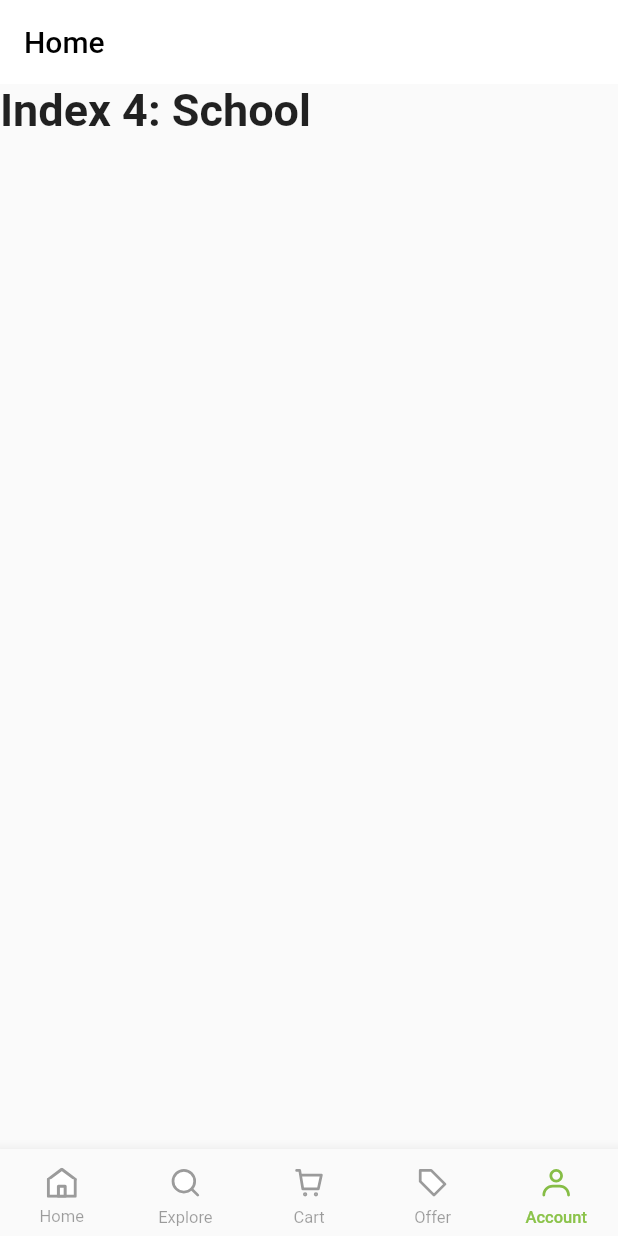
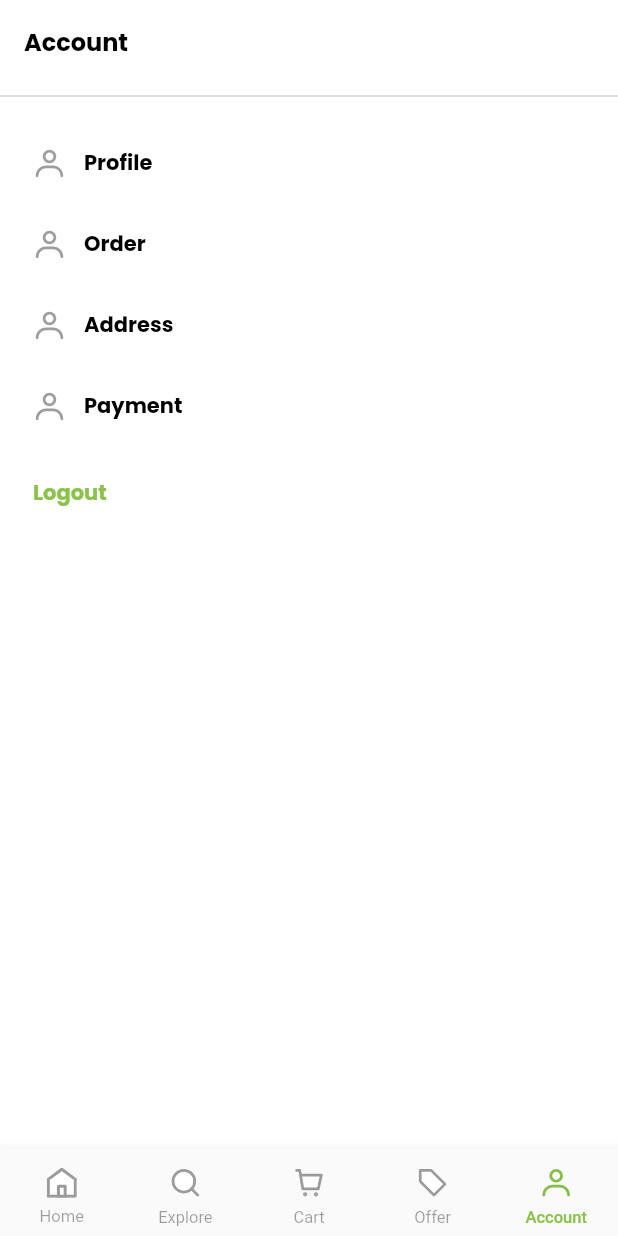
Before and after one commit to rjkalola/flutter_ecommerce, a Flutter app: the DashboardScreen screen opened directly, item 5 of the bottom bar chosen, on a phone screen of 412 x 824 dp. Run offline on Flutter 3.47's test engine with Material 2 defaults, Android fonts, the phone set to English and light mode, and no system bars; our stand-ins replace cached_network_image, flutter_rating_bar, flutter_svg, fluttertoast, form_field_validator, lazy_load_scrollview and 3 more; missing offline and left inert: dart:ffi; accounts and stored records are empty; network calls fail.

Commit message:
no message

```diff
--- /dev/null
+++ b/lib/account_tab.dart
@@ -0,0 +1,136 @@
+import 'package:flutter/material.dart';
+import 'package:flutter_svg/svg.dart';
+
+class AccountTab extends StatefulWidget {
+  const AccountTab({Key? key}) : super(key: key);
+
+  @override
+  AccountTabState createState() => AccountTabState();
+}
+
+class AccountTabState extends State<AccountTab> {
+  @override
+  Widget build(BuildContext context) {
+    return Scaffold(
+      backgroundColor: Colors.white,
+      body: Container(
+        child: ListView(
+          scrollDirection: Axis.vertical,
+          children: [
+            Divider(
+              color: Colors.black26,
+            ),
+            Padding(
+              padding: const EdgeInsets.fromLTRB(22, 26, 24, 10),
+              child: Row(
+                children: [
+                  SvgPicture.asset(
+                    'assets/images/ic_account_tab.svg',
+                    width: 22,
+                    color: Colors.black38,
+                  ),
+                  Padding(
+                    padding: const EdgeInsets.only(left: 12),
+                    child: Text(
+                      "Profile",
+                      style: TextStyle(
+                        fontSize: 14,
+                        color: Colors.black,
+                        fontWeight: FontWeight.bold,
+                        fontFamily: 'Poppins',
+                      ),
+                    ),
+                  )
+                ],
+              ),
+            ),
+            Padding(
+              padding: const EdgeInsets.fromLTRB(22, 22, 24, 10),
+              child: Row(
+                children: [
+                  SvgPicture.asset(
+                    'assets/images/ic_account_tab.svg',
+                    width: 22,
+                    color: Colors.black38,
+                  ),
+                  Padding(
+                    padding: const EdgeInsets.only(left: 12),
+                    child: Text(
+                      "Order",
+                      style: TextStyle(
+                        fontSize: 14,
+                        color: Colors.black,
+                        fontWeight: FontWeight.bold,
+                        fontFamily: 'Poppins',
+                      ),
+                    ),
+                  ),
+                ],
+              ),
+            ),
+            Padding(
+              padding: const EdgeInsets.fromLTRB(22, 22, 24, 10),
+              child: Row(
+                children: [
+                  SvgPicture.asset(
+                    'assets/images/ic_account_tab.svg',
+                    width: 22,
+                    color: Colors.black38,
+                  ),
+                  Padding(
+                    padding: const EdgeInsets.only(left: 12),
+                    child: Text(
+                      "Address",
+                      style: TextStyle(
+                        fontSize: 14,
+                        color: Colors.black,
+                        fontWeight: FontWeight.bold,
+                        fontFamily: 'Poppins',
+                      ),
+                    ),
+                  ),
+                ],
+              ),
+            ),
+            Padding(
+              padding: const EdgeInsets.fromLTRB(22, 22, 24, 10),
+              child: Row(
+                children: [
+                  SvgPicture.asset(
+                    'assets/images/ic_account_tab.svg',
+                    width: 22,
+                    color: Colors.black38,
+                  ),
+                  Padding(
+                    padding: const EdgeInsets.only(left: 12),
+                    child: Text(
+                      "Payment",
+                      style: TextStyle(
+                        fontSize: 14,
+                        color: Colors.black,
+                        fontWeight: FontWeight.bold,
+                        fontFamily: 'Poppins',
+                      ),
+                    ),
+                  ),
+                ],
+              ),
+            ),
+            Padding(
+              padding: const EdgeInsets.fromLTRB(22, 26, 24, 10),
+              child: Text(
+                "Logout",
+                style: TextStyle(
+                  fontSize: 14,
+                  color: Colors.lightGreen,
+                  fontWeight: FontWeight.bold,
+                  fontFamily: 'Poppins',
+                ),
+              ),
+            )
+          ],
+        ),
+      ),
+    );
+  }
+}
--- a/lib/dashboard_screen.dart
+++ b/lib/dashboard_screen.dart
@@ -1,5 +1,6 @@
 import 'package:flutter/material.dart';
 import 'package:flutter/services.dart';
+import 'package:flutter_ecommerce/account_tab.dart';
 import 'package:flutter_ecommerce/home_tab.dart';
 import 'package:flutter_ecommerce/signup_screen.dart';
 import 'package:flutter_ecommerce/utils.dart';
@@ -17,6 +18,7 @@ class DashboardScreen extends StatefulWidget {
 
 class DashboardScreenState extends State<DashboardScreen> {
   int _selectedIndex = 0;
+  String title = "";
   static const TextStyle optionStyle =
       TextStyle(fontSize: 30, fontWeight: FontWeight.bold);
   static const List<Widget> _widgetOptions = <Widget>[
@@ -33,15 +35,20 @@ class DashboardScreenState extends State<DashboardScreen> {
       'Index 3: School',
       style: optionStyle,
     ),
-    Text(
-      'Index 4: School',
-      style: optionStyle,
-    ),
+    AccountTab(),
+  ];
+  static const List<String> titles = <String>[
+    "Home",
+    "Explore",
+    "Cart",
+    "Offer",
+    "Account"
   ];
 
   void _onItemTapped(int index) {
     setState(() {
       _selectedIndex = index;
+      print(titles.elementAt(_selectedIndex));
     });
   }
 
@@ -54,7 +61,12 @@ class DashboardScreenState extends State<DashboardScreen> {
       appBar: AppBar(
         backgroundColor: Colors.white,
         elevation: 0,
-        title: const Text('Home'),
+        title: Text(titles.elementAt(_selectedIndex),style: TextStyle(
+          fontSize: 16,
+          color: Colors.black,
+          fontWeight: FontWeight.bold,
+          fontFamily: 'Poppins',
+        )),
       ),
       body: Container(
         child: _widgetOptions.elementAt(_selectedIndex),
--- a/lib/home_tab.dart
+++ b/lib/home_tab.dart
@@ -1,3 +1,4 @@
+import 'package:cached_network_image/cached_network_image.dart';
 import 'package:flutter/material.dart';
 import 'package:flutter/services.dart';
 import 'package:flutter_ecommerce/model/dashboard_response.dart';
@@ -37,23 +38,20 @@ class HomeTabState extends State<HomeTab> {
 
   Future<void> _pullRefresh() async {
     print("Pull to refresh");
-    // List<String> freshNumbers = await NumberGenerator().slowNumbers();
-    setState(() {
-      // numbersList = freshNumbers;
-    });
-    // why use freshNumbers var? https://stackoverflow.com/a/52992836/2301224
+    offset = 0;
+    activePage = 0;
+    // showProgress();
+    getDashboardResponse();
   }
 
   Future loadMore() async {
     print("loadMore");
 
-    if(!mIsLastPage && !isLoadMoreProgress){
+    if (!mIsLastPage && !isLoadMoreProgress) {
       isLoadMoreProgress = true;
-      setState(() {
-      });
+      setState(() {});
       getDashboardResponse();
     }
-
 
     /* // Add in an artificial delay
     await new Future.delayed(const Duration(seconds: 2));
@@ -93,7 +91,11 @@ class HomeTabState extends State<HomeTab> {
                       Divider(
                         color: Colors.black26,
                       ),
+                      if (dashboardResponse != null &&
+                          dashboardResponse!.sliders!.isNotEmpty)
                         setPagerList(),
+                      if (dashboardResponse != null &&
+                          dashboardResponse!.sliders!.isNotEmpty)
                         setPagerDotsList(),
                       Padding(
                         padding: const EdgeInsets.all(10.0),
@@ -119,7 +121,11 @@ class HomeTabState extends State<HomeTab> {
                           ],
                         ),
                       ),
+                      if (dashboardResponse != null &&
+                          dashboardResponse!.categories!.isNotEmpty)
                         setCategoryGridList(),
+                      if (dashboardResponse != null &&
+                          dashboardResponse!.recommImage!.isNotEmpty)
                         Padding(
                           padding: const EdgeInsets.fromLTRB(12, 4, 12, 4),
                           child: Container(
@@ -129,10 +135,12 @@ class HomeTabState extends State<HomeTab> {
                                 image: DecorationImage(
                                   fit: BoxFit.fill,
                                   image: NetworkImage(
-                                    "https://magasin.workpotency.com//public//images//recommended.jpeg"),
+                                      dashboardResponse!.recommImage!),
                                 ),
                               )),
                         ),
+                      if (dashboardResponse != null &&
+                          dashboardResponse!.products!.isNotEmpty)
                         setProductsList()
                     ],
                   )),
@@ -175,7 +183,8 @@ class HomeTabState extends State<HomeTab> {
             itemBuilder: (context, pagePosition) {
               return Container(
                 margin: EdgeInsets.all(10),
-                child: Image.network(
+                child: CachedNetworkImage(
+                  imageUrl:
                       dashboardResponse?.sliders![pagePosition].image ?? '',
                   fit: BoxFit.cover,
                 ),
@@ -222,7 +231,8 @@ class HomeTabState extends State<HomeTab> {
                       width: double.infinity,
                       child: Padding(
                         padding: const EdgeInsets.all(8.0),
-                        child: Image.network(
+                        child: CachedNetworkImage(
+                          imageUrl:
                               dashboardResponse?.categories![index].image ?? '',
                           fit: BoxFit.scaleDown,
                           height: 24,
@@ -273,11 +283,10 @@ class HomeTabState extends State<HomeTab> {
                         height: (MediaQuery.of(context).size.width / 2) * 1.20,
                         child: ClipRRect(
                           borderRadius: BorderRadius.circular(6.0),
-                          child: Image.network(
+                          child: CachedNetworkImage(
+                            imageUrl:
                                 dashboardResponse?.products![index].image ?? '',
                             fit: BoxFit.cover,
-                            height: 24,
-                            width: 24,
                           ),
                         ),
                       ),
@@ -399,7 +408,8 @@ class HomeTabState extends State<HomeTab> {
   }
 
   void getDashboardResponse() async {
-    DashboardResponse? response = await RemoteService().getDashboardData(10, offset);
+    DashboardResponse? response =
+        await RemoteService().getDashboardData(10, offset);
     hideProgress();
     if (response != null) {
       print(response.toJson().toString());
--- a/pubspec.yaml
+++ b/pubspec.yaml
@@ -45,7 +45,7 @@ dependencies:
   lazy_load_scrollview: ^1.3.0
   flutter_staggered_grid_view: ^0.6.2
   flutter_rating_bar: ^4.0.1
-
+  cached_network_image: ^3.2.2
 dev_dependencies:
   flutter_test:
     sdk: flutter
```
Also changed, not shown: pubspec.lock. Lines whose indentation alone changed are shown as unchanged.
